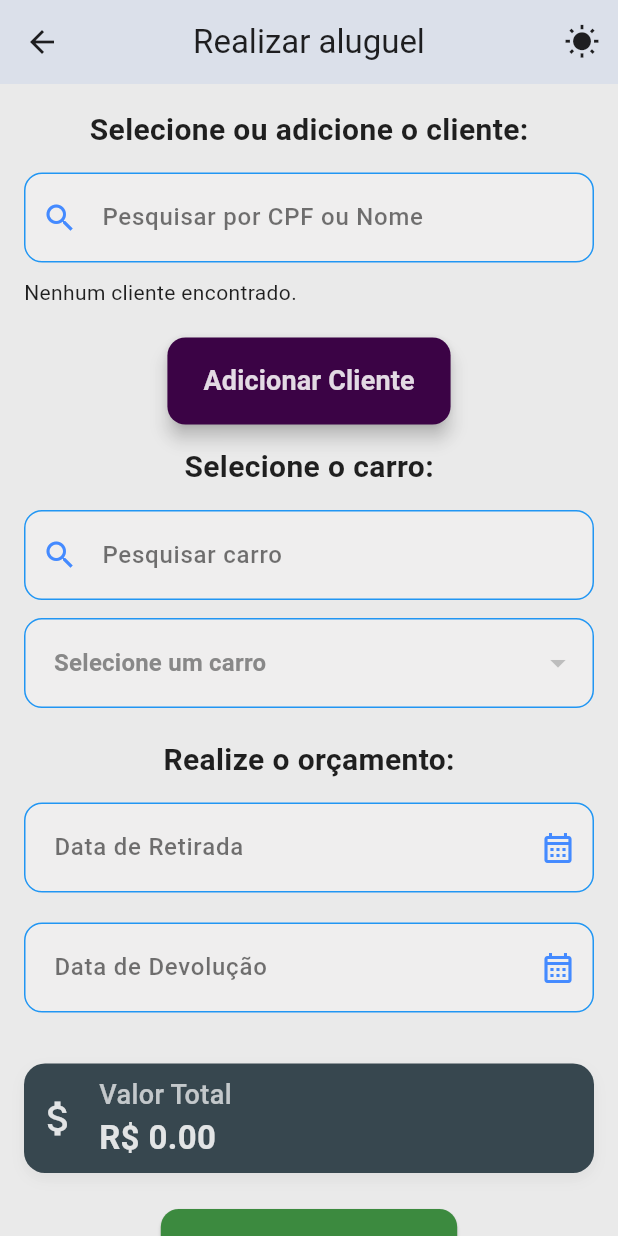
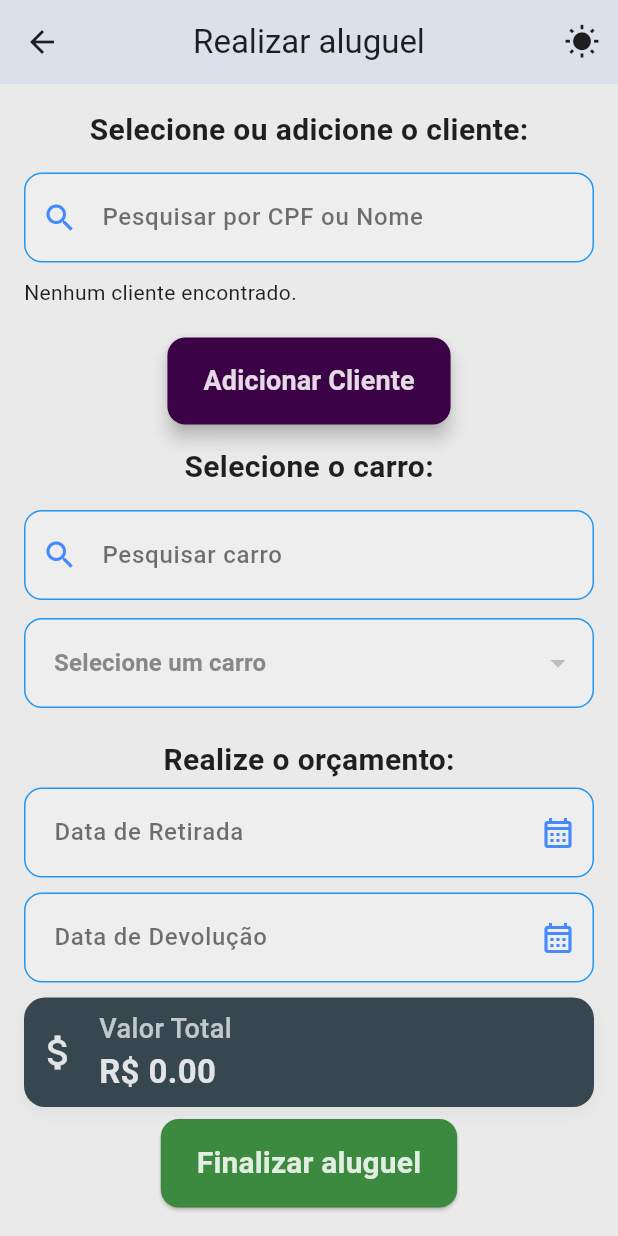
Before and after one commit to DouglaSantos777/ConnectCar, a Flutter app: the RealizarAluguelScreen screen opened directly, on a phone screen of 412 x 824 dp. Run offline on Flutter 3.47's test engine with Material 3 defaults, Android fonts, the phone set to English and light mode, and no system bars; our stand-ins replace drift, fl_chart, flutter_riverpod, hive, hive_flutter, image_picker; accounts and stored records are empty; generated files the repository leaves out were written again.

Commit message:
feat: resolvendo responsividade

```diff
--- a/lib/widgets/alugueis/orcamento.dart
+++ b/lib/widgets/alugueis/orcamento.dart
@@ -35,7 +35,7 @@ class OrcamentoState extends State<Orcamento> {
             fontSize: 20,
           ),
         ),
-        const SizedBox(height: 14),
+        const SizedBox(height: 4),
         FormularioData(
           label: 'Data de Retirada',
           controller: widget.dataRetiradaController ?? TextEditingController(),
@@ -46,7 +46,6 @@ class OrcamentoState extends State<Orcamento> {
           controller: widget.dataDevolucaoController ?? TextEditingController(),
           onChanged: (text) => _atualizarDataDevolucao(text),
         ),
-        const SizedBox(height: 14),
         ValorTotalEstilo(valorTotal: _calcularValorTotal()),
       ],
     );
--- a/lib/widgets/carros_widgets/card_informacoes_carro.dart
+++ b/lib/widgets/carros_widgets/card_informacoes_carro.dart
@@ -54,7 +54,7 @@ class CardCarroDetalhes extends ConsumerWidget {
                     Text(
                       'Marca: ${car.brand}',
                       style: TextStyle(
-                        fontSize: 22,
+                        fontSize: 20,
                         fontWeight: FontWeight.bold,
                         color: isDarkMode
                             ? CoresTheme.textoTemaEscuro
@@ -64,7 +64,7 @@ class CardCarroDetalhes extends ConsumerWidget {
                     Text(
                       'Modelo: ${car.model}',
                       style: TextStyle(
-                        fontSize: 22,
+                        fontSize: 20,
                         fontWeight: FontWeight.bold,
                         color: isDarkMode
                             ? CoresTheme.textoTemaEscuro
@@ -130,7 +130,7 @@ class CardCarroDetalhes extends ConsumerWidget {
                   'Descrição: ${car.description}',
                   style: const TextStyle(fontSize: 14),
                 ),
-                const SizedBox(height: 16),
+                const SizedBox(height: 14),
                 Orcamento(
                   dataRetiradaController: _dataRetiradaController,
                   dataDevolucaoController: _dataDevolucaoController,
--- a/lib/widgets/formulario/formulario_data.dart
+++ b/lib/widgets/formulario/formulario_data.dart
@@ -42,7 +42,7 @@ class FormularioDataState extends State<FormularioData> {
   @override
   Widget build(BuildContext context) {
     return Container(
-      margin: const EdgeInsets.only(bottom: 20),
+      margin: const EdgeInsets.only(bottom: 10),
       child: TextField(
         controller: widget.controller,
         readOnly: true,
--- a/lib/widgets/valor_total_estilo.dart
+++ b/lib/widgets/valor_total_estilo.dart
@@ -8,7 +8,7 @@ class ValorTotalEstilo extends StatelessWidget {
   @override
   Widget build(BuildContext context) {
     return Container(
-      margin: const EdgeInsets.only(bottom: 24),
+      margin: const EdgeInsets.only(bottom: 8),
       padding: const EdgeInsets.all(8),
       decoration: BoxDecoration(
         color: Colors.blueGrey.shade800,
```
